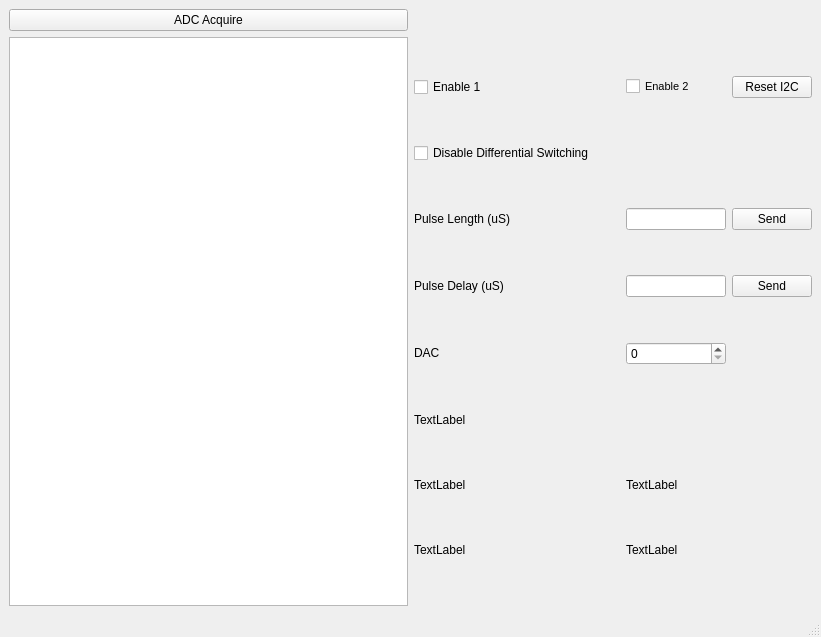
The window that controllerUI.ui (Furrah/CalibratorControllerGUI) describes before a commit, drawn with Qt 5.
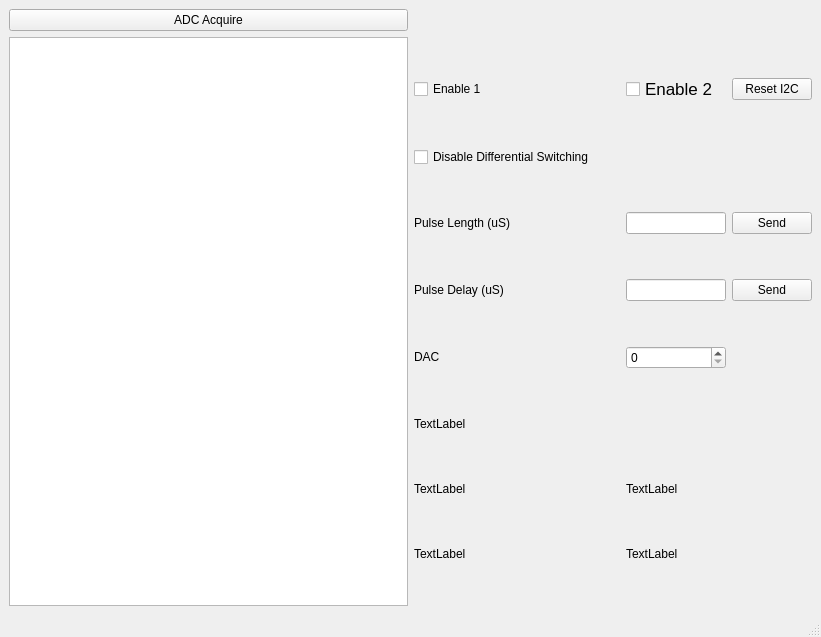
The same window after the commit. Custom widgets are drawn as their Qt base class.

What changed in the file:
```diff
--- a/controllerUI.ui
+++ b/controllerUI.ui
@@ -27,38 +27,8 @@
     </item>
     <item row="1" column="1">
      <layout class="QGridLayout" name="gridLayout">
-      <item row="4" column="1">
-       <widget class="QCheckBox" name="checkBox_3">
-        <property name="text">
-         <string>Disable Differential Switching</string>
-        </property>
-       </widget>
-      </item>
-      <item row="5" column="2">
-       <widget class="QLineEdit" name="Pulse_Length_lineEdit">
-        <property name="maximumSize">
-         <size>
-          <width>100</width>
-          <height>16777215</height>
-         </size>
-        </property>
-       </widget>
-      </item>
-      <item row="5" column="3">
-       <widget class="QPushButton" name="Pulse_Length_Button">
-        <property name="maximumSize">
-         <size>
-          <width>80</width>
-          <height>16777215</height>
-         </size>
-        </property>
-        <property name="text">
-         <string>Send</string>
-        </property>
-       </widget>
-      </item>
-      <item row="5" column="1">
-       <widget class="QLabel" name="label_5">
+      <item row="6" column="1">
+       <widget class="QLabel" name="Temperature_label">
         <property name="maximumSize">
          <size>
           <width>16777215</width>
@@ -66,7 +36,7 @@
          </size>
         </property>
         <property name="text">
-         <string>Pulse Length (uS)</string>
+         <string>TextLabel</string>
         </property>
        </widget>
       </item>
@@ -83,52 +53,6 @@
         </property>
        </widget>
       </item>
-      <item row="7" column="3">
-       <widget class="QPushButton" name="Pulse_Delay_Button">
-        <property name="text">
-         <string>Send</string>
-        </property>
-       </widget>
-      </item>
-      <item row="9" column="1">
-       <widget class="QLabel" name="Temperature_label">
-        <property name="maximumSize">
-         <size>
-          <width>16777215</width>
-          <height>20</height>
-         </size>
-        </property>
-        <property name="text">
-         <string>TextLabel</string>
-        </property>
-       </widget>
-      </item>
-      <item row="10" column="2">
-       <widget class="QLabel" name="V2_Label">
-        <property name="maximumSize">
-         <size>
-          <width>100</width>
-          <height>20</height>
-         </size>
-        </property>
-        <property name="text">
-         <string>TextLabel</string>
-        </property>
-       </widget>
-      </item>
-      <item row="8" column="1">
-       <widget class="QLabel" name="label_6">
-        <property name="maximumSize">
-         <size>
-          <width>16777215</width>
-          <height>20</height>
-         </size>
-        </property>
-        <property name="text">
-         <string>DAC</string>
-        </property>
-       </widget>
-      </item>
       <item row="1" column="3">
        <widget class="QPushButton" name="pushButton_2">
         <property name="maximumSize">
@@ -142,8 +66,8 @@
         </property>
        </widget>
       </item>
-      <item row="11" column="1">
-       <widget class="QLabel" name="V3_Label">
+      <item row="5" column="1">
+       <widget class="QLabel" name="label_6">
         <property name="maximumSize">
          <size>
           <width>16777215</width>
@@ -151,56 +75,7 @@
          </size>
         </property>
         <property name="text">
-         <string>TextLabel</string>
-        </property>
-       </widget>
-      </item>
-      <item row="10" column="1">
-       <widget class="QLabel" name="V1_Label">
-        <property name="maximumSize">
-         <size>
-          <width>16777215</width>
-          <height>20</height>
-         </size>
-        </property>
-        <property name="text">
-         <string>TextLabel</string>
-        </property>
-       </widget>
-      </item>
-      <item row="7" column="1">
-       <widget class="QLabel" name="label_7">
-        <property name="maximumSize">
-         <size>
-          <width>16777215</width>
-          <height>20</height>
-         </size>
-        </property>
-        <property name="text">
-         <string>Pulse Delay (uS)</string>
-        </property>
-       </widget>
-      </item>
-      <item row="11" column="2">
-       <widget class="QLabel" name="V4_Label">
-        <property name="maximumSize">
-         <size>
-          <width>16777215</width>
-          <height>20</height>
-         </size>
-        </property>
-        <property name="text">
-         <string>TextLabel</string>
-        </property>
-       </widget>
-      </item>
-      <item row="7" column="2">
-       <widget class="QLineEdit" name="Pulse_Delay_lineEdit">
-        <property name="maximumSize">
-         <size>
-          <width>100</width>
-          <height>16777215</height>
-         </size>
+         <string>DAC</string>
         </property>
        </widget>
       </item>
@@ -208,7 +83,7 @@
        <widget class="QCheckBox" name="checkBox_2">
         <property name="font">
          <font>
-          <pointsize>8</pointsize>
+          <pointsize>13</pointsize>
          </font>
         </property>
         <property name="layoutDirection">
@@ -219,14 +94,139 @@
         </property>
        </widget>
       </item>
+      <item row="4" column="2">
+       <widget class="QLineEdit" name="Pulse_Delay_lineEdit">
+        <property name="maximumSize">
+         <size>
+          <width>100</width>
+          <height>16777215</height>
+         </size>
+        </property>
+       </widget>
+      </item>
+      <item row="3" column="2">
+       <widget class="QLineEdit" name="Pulse_Length_lineEdit">
+        <property name="maximumSize">
+         <size>
+          <width>100</width>
+          <height>16777215</height>
+         </size>
+        </property>
+       </widget>
+      </item>
+      <item row="4" column="1">
+       <widget class="QLabel" name="label_7">
+        <property name="maximumSize">
+         <size>
+          <width>16777215</width>
+          <height>20</height>
+         </size>
+        </property>
+        <property name="text">
+         <string>Pulse Delay (uS)</string>
+        </property>
+       </widget>
+      </item>
+      <item row="5" column="2">
+       <widget class="QSpinBox" name="spinBox_DAC">
+        <property name="maximumSize">
+         <size>
+          <width>100</width>
+          <height>16777215</height>
+         </size>
+        </property>
+       </widget>
+      </item>
+      <item row="3" column="1">
+       <widget class="QLabel" name="label_5">
+        <property name="maximumSize">
+         <size>
+          <width>16777215</width>
+          <height>20</height>
+         </size>
+        </property>
+        <property name="text">
+         <string>Pulse Length (uS)</string>
+        </property>
+       </widget>
+      </item>
+      <item row="3" column="3">
+       <widget class="QPushButton" name="Pulse_Length_Button">
+        <property name="maximumSize">
+         <size>
+          <width>80</width>
+          <height>16777215</height>
+         </size>
+        </property>
+        <property name="text">
+         <string>Send</string>
+        </property>
+       </widget>
+      </item>
+      <item row="2" column="1">
+       <widget class="QCheckBox" name="checkBox_DisableSwitching">
+        <property name="text">
+         <string>Disable Differential Switching</string>
+        </property>
+       </widget>
+      </item>
+      <item row="7" column="2">
+       <widget class="QLabel" name="V2_Label">
+        <property name="maximumSize">
+         <size>
+          <width>100</width>
+          <height>20</height>
+         </size>
+        </property>
+        <property name="text">
+         <string>TextLabel</string>
+        </property>
+       </widget>
+      </item>
+      <item row="4" column="3">
+       <widget class="QPushButton" name="Pulse_Delay_Button">
+        <property name="text">
+         <string>Send</string>
+        </property>
+       </widget>
+      </item>
+      <item row="7" column="1">
+       <widget class="QLabel" name="V1_Label">
+        <property name="maximumSize">
+         <size>
+          <width>16777215</width>
+          <height>20</height>
+         </size>
+        </property>
+        <property name="text">
+         <string>TextLabel</string>
+        </property>
+       </widget>
+      </item>
+      <item row="8" column="1">
+       <widget class="QLabel" name="V3_Label">
+        <property name="maximumSize">
+         <size>
+          <width>16777215</width>
+          <height>20</height>
+         </size>
+        </property>
+        <property name="text">
+         <string>TextLabel</string>
+        </property>
+       </widget>
+      </item>
       <item row="8" column="2">
-       <widget class="QSpinBox" name="spinBox">
+       <widget class="QLabel" name="V4_Label">
         <property name="maximumSize">
          <size>
-          <width>100</width>
-          <height>16777215</height>
+          <width>16777215</width>
+          <height>20</height>
          </size>
         </property>
+        <property name="text">
+         <string>TextLabel</string>
+        </property>
        </widget>
       </item>
      </layout>
```
Left out of the diff: 14 changed lines with no effect on the pictures.
